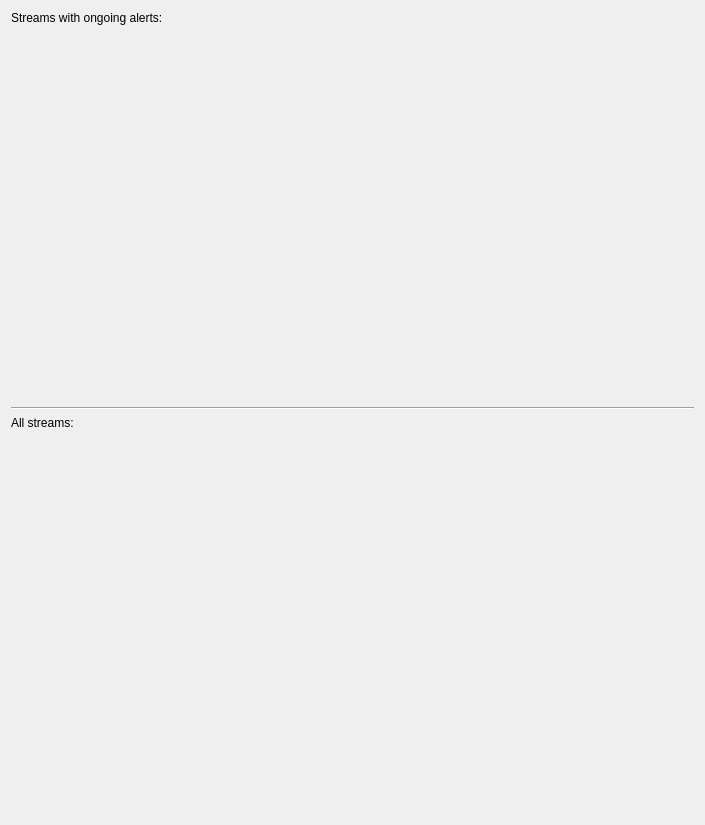
Above: brainframe_qt/ui/main_window/video_thumbnail_view/video_thumbnail_view.ui from aotuai/brainframe-qt before the change. Below: the same form after it.
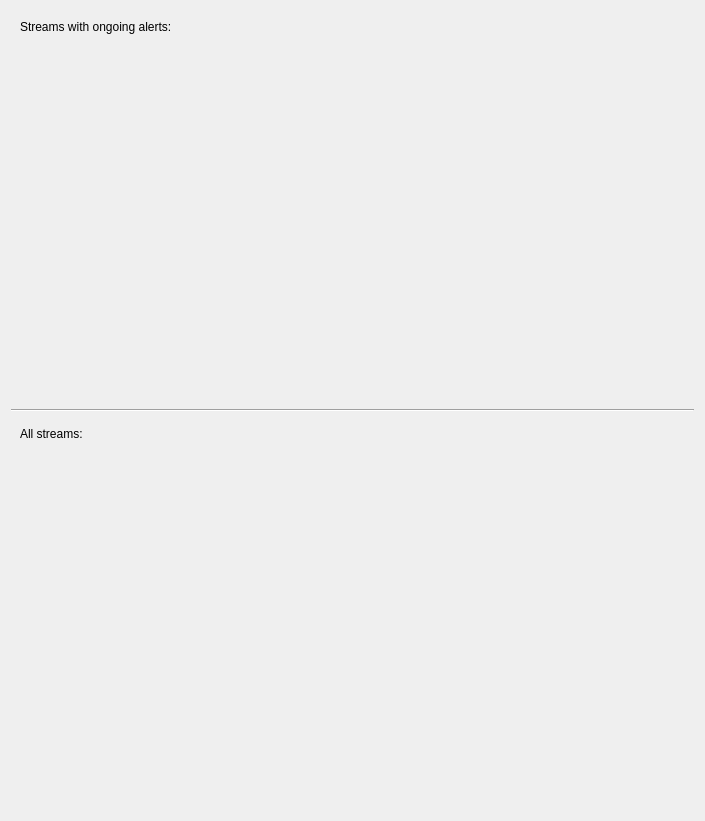
That is the form after the change. Custom widgets are drawn as their Qt base class.

Commit message: Minimizing a stream that does not have an alert no longer throws an error

```diff
--- a/brainframe_qt/ui/main_window/video_thumbnail_view/video_thumbnail_view.ui
+++ b/brainframe_qt/ui/main_window/video_thumbnail_view/video_thumbnail_view.ui
@@ -7,14 +7,22 @@
     <x>0</x>
     <y>0</y>
     <width>705</width>
-    <height>825</height>
+    <height>821</height>
    </rect>
   </property>
   <layout class="QGridLayout" name="gridLayout_2">
+   <item row="1" column="0">
+    <widget class="Line" name="layout_divider">
+     <property name="orientation">
+      <enum>Qt::Horizontal</enum>
+     </property>
+    </widget>
+   </item>
    <item row="0" column="0">
-    <layout class="QVBoxLayout" name="verticalLayout">
+    <widget class="QWidget" name="alert_streams_container" native="true">
+     <layout class="QVBoxLayout">
      <item>
-      <widget class="QLabel" name="label">
+       <widget class="QLabel" name="alert_streams_label">
        <property name="text">
         <string>Streams with ongoing alerts:</string>
        </property>
@@ -24,7 +32,7 @@
       <widget class="ThumbnailGridLayout" name="alert_streams_layout"/>
      </item>
      <item>
-      <spacer name="verticalSpacer_2">
+       <spacer name="alerts_streams_vertical_spacer">
        <property name="orientation">
         <enum>Qt::Vertical</enum>
        </property>
@@ -36,19 +44,17 @@
        </property>
       </spacer>
      </item>
-     <item>
-      <widget class="Line" name="line">
-       <property name="orientation">
-        <enum>Qt::Horizontal</enum>
-       </property>
-      </widget>
-     </item>
-    </layout>
+     </layout>
+    </widget>
    </item>
    <item row="3" column="0">
-    <layout class="QVBoxLayout" name="verticalLayout_2">
+    <widget class="QWidget" name="all_streams_container" native="true">
+     <layout class="QVBoxLayout" name="_2">
+      <property name="rightMargin">
+       <number>1</number>
+      </property>
      <item>
-      <widget class="QLabel" name="label_2">
+       <widget class="QLabel" name="all_streams_label">
        <property name="text">
         <string>All streams:</string>
        </property>
@@ -58,7 +64,7 @@
       <widget class="ThumbnailGridLayout" name="all_streams_layout"/>
      </item>
      <item>
-      <spacer name="verticalSpacer">
+       <spacer name="all_streams_vertical_spacer">
        <property name="orientation">
         <enum>Qt::Vertical</enum>
        </property>
@@ -74,6 +80,7 @@
       </spacer>
      </item>
     </layout>
+    </widget>
    </item>
   </layout>
  </widget>
```
Left out of the diff: 44 changed lines with no effect on the pictures. Lines whose indentation alone changed are shown as unchanged. The commit also changes 2 other files.
